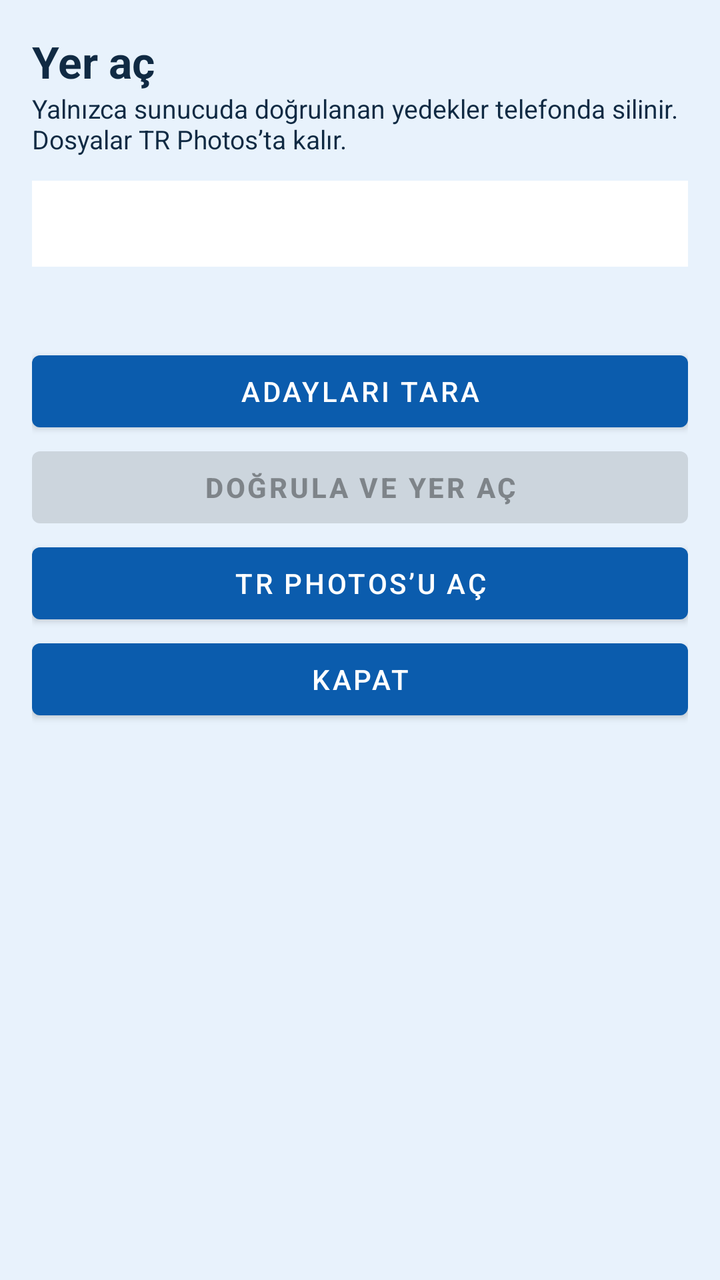
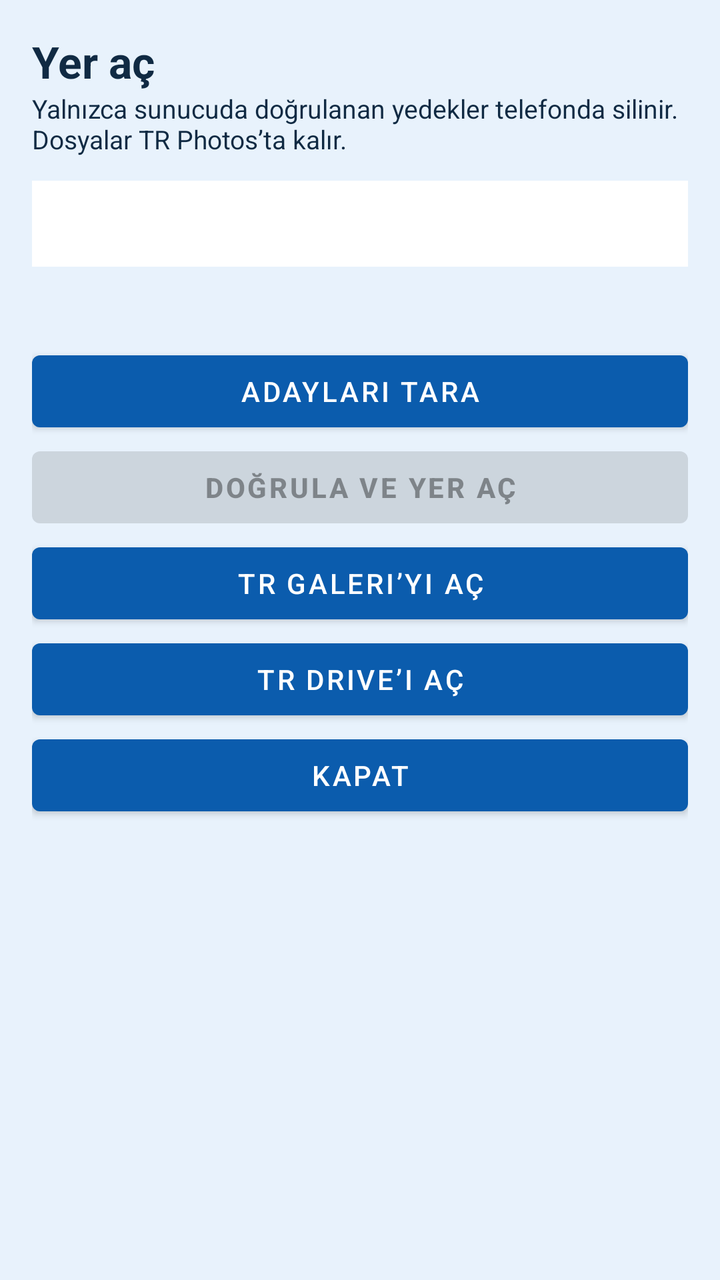

Before-and-after screenshots of an Android layout around one commit, followed by the original layout XML and the change that was made.
<!-- AndroidManifest.xml: activity theme Theme.TRDriver -->
<!-- res/layout/activity_free_up_space.xml -->
<?xml version="1.0" encoding="utf-8"?>
<LinearLayout xmlns:android="http://schemas.android.com/apk/res/android"
    android:layout_width="match_parent"
    android:layout_height="match_parent"
    android:background="@color/tr_sky"
    android:orientation="vertical"
    android:padding="16dp">

    <TextView
        android:layout_width="match_parent"
        android:layout_height="wrap_content"
        android:text="Yer aç"
        android:textColor="@color/tr_ink"
        android:textSize="22sp"
        android:textStyle="bold" />

    <TextView
        android:layout_width="match_parent"
        android:layout_height="wrap_content"
        android:layout_marginBottom="12dp"
        android:text="Yalnızca sunucuda doğrulanan yedekler telefonda silinir. Dosyalar TR Photos’ta kalır."
        android:textColor="@color/tr_ink"
        android:textSize="13sp" />

    <TextView
        android:id="@+id/freeUpSummary"
        android:layout_width="match_parent"
        android:layout_height="wrap_content"
        android:background="@android:color/white"
        android:padding="12dp"
        android:textColor="@color/tr_ink"
        android:textSize="14sp" />

    <TextView
        android:id="@+id/freeUpStatus"
        android:layout_width="match_parent"
        android:layout_height="wrap_content"
        android:layout_marginTop="10dp"
        android:textColor="@color/tr_ink"
        android:textSize="12sp" />

    <ProgressBar
        android:id="@+id/freeUpBar"
        style="?android:attr/progressBarStyleHorizontal"
        android:layout_width="match_parent"
        android:layout_height="8dp"
        android:layout_marginTop="8dp"
        android:max="100"
        android:progressTint="@color/tr_blue"
        android:visibility="gone" />

    <Button
        android:id="@+id/btnScanFreeUp"
        android:layout_width="match_parent"
        android:layout_height="wrap_content"
        android:layout_marginTop="12dp"
        android:text="Adayları tara" />

    <Button
        android:id="@+id/btnVerifyAndFree"
        android:layout_width="match_parent"
        android:layout_height="wrap_content"
        android:enabled="false"
        android:text="Doğrula ve yer aç"
        android:textStyle="bold" />

    <Button
        android:id="@+id/btnOpenPhotos"
        android:layout_width="match_parent"
        android:layout_height="wrap_content"
        android:text="TR Photos’u aç" />

    <Button
        android:id="@+id/btnCloseFreeUp"
        android:layout_width="match_parent"
        android:layout_height="wrap_content"
        android:text="Kapat" />
</LinearLayout>
<!-- resources referenced by this layout -->
<resources>
  <color name="tr_blue">#0B5CAD</color>
  <color name="tr_ink">#102A43</color>
  <color name="tr_sky">#E8F2FC</color>
  <style name="Theme.TRDriver" parent="Theme.MaterialComponents.Light.NoActionBar">
          <item name="colorPrimary">@color/tr_blue</item>
          <item name="colorPrimaryVariant">@color/tr_blue_dark</item>
          <item name="colorOnPrimary">@color/tr_white</item>
          <item name="android:statusBarColor">@color/tr_blue_dark</item>
          <item name="android:windowBackground">@color/tr_sky</item>
      </style>
  <color name="tr_blue_dark">#083F78</color>
  <color name="tr_white">#FFFFFF</color>
</resources>

<!-- the commit's change to res/layout/activity_free_up_space.xml (unified diff, before → after) -->
@@ -68,7 +68,13 @@
         android:id="@+id/btnOpenPhotos"
         android:layout_width="match_parent"
         android:layout_height="wrap_content"
-        android:text="TR Photos’u aç" />
+        android:text="TR Galeri’yi aç" />
+
+    <Button
+        android:id="@+id/btnOpenDrive"
+        android:layout_width="match_parent"
+        android:layout_height="wrap_content"
+        android:text="TR Drive’ı aç" />
 
     <Button
         android:id="@+id/btnCloseFreeUp"
